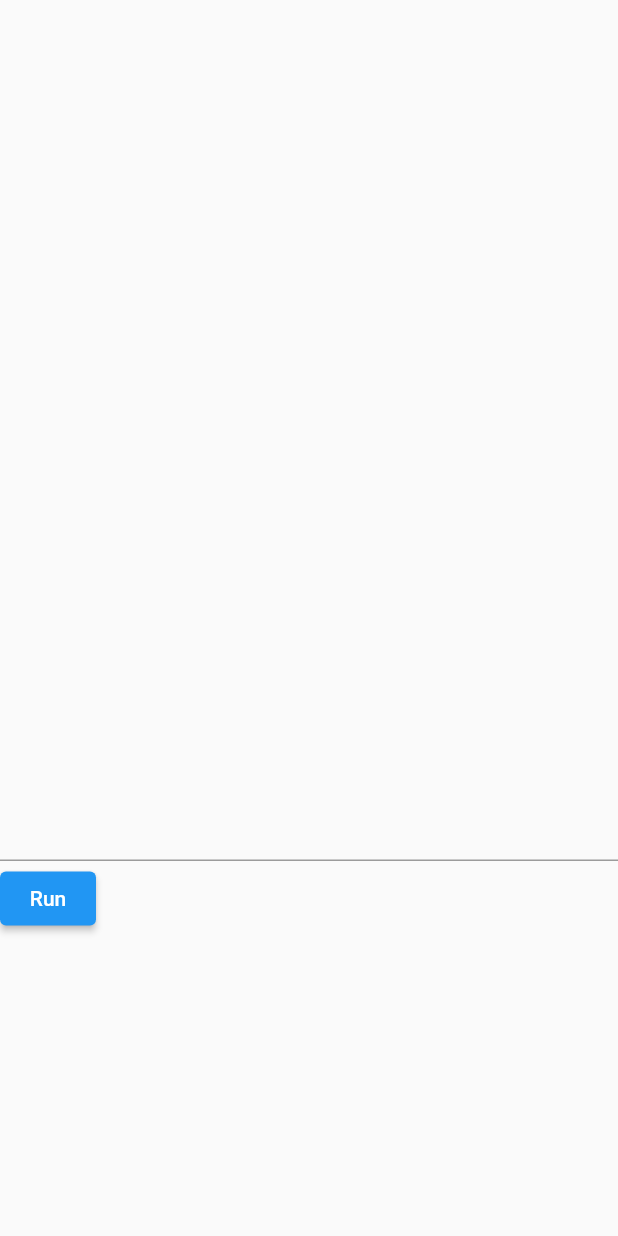
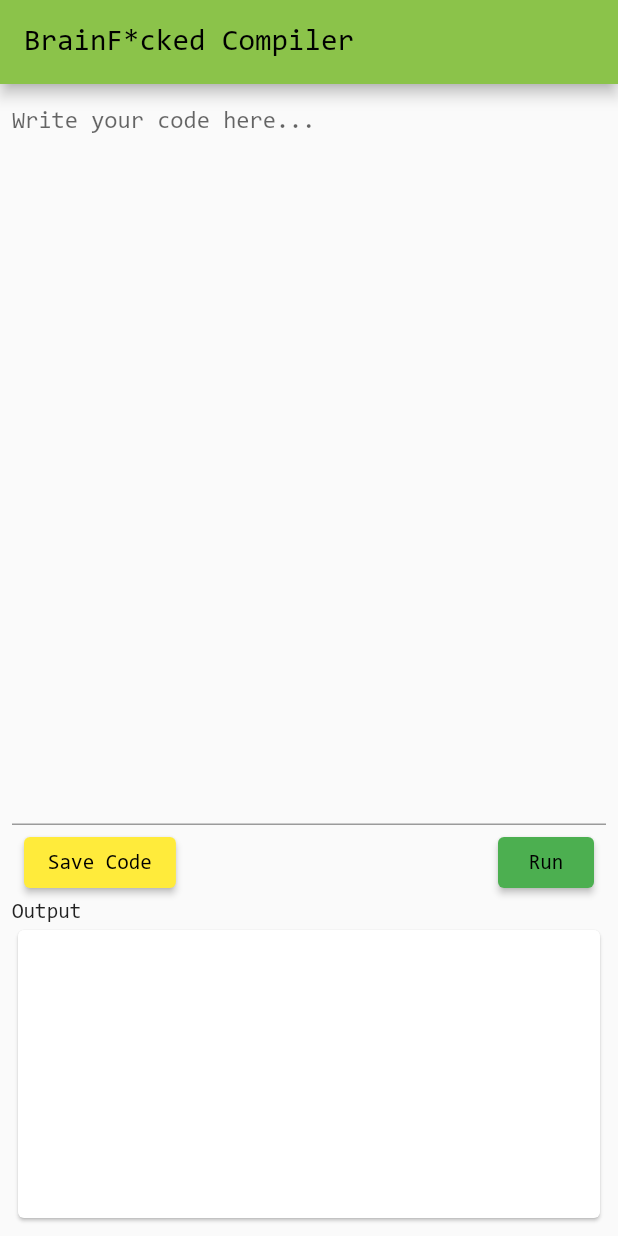
Before and after one commit to roskee/brain_f-ck_compiler, a Flutter app: the screen it shows after launch, after a tap on "Run", on a phone screen of 412 x 824 dp. Run offline on Flutter 3.47's test engine with Material 2 defaults, Android fonts, the light colour scheme and no system bars.

Commit message:
changed font to consolas

```diff
--- a/lib/main.dart
+++ b/lib/main.dart
@@ -15,13 +15,20 @@ class BrainFucked extends StatefulWidget {
 class _BrainFuckedState extends State<BrainFucked> {
   Compiler compiler = Compiler();
   TextEditingController controller = TextEditingController();
-  String output = '';
+  Widget output = const SelectableText('');
   @override
   Widget build(BuildContext context) {
     return MaterialApp(
       title: 'BrainF*cked',
+      theme:
+          ThemeData(primarySwatch: Colors.lightGreen, fontFamily: "Consolas"),
       home: Scaffold(
-        body: Center(
+        appBar: AppBar(
+          title: const Text('BrainF*cked Compiler'),
+        ),
+        body: Padding(
+          padding: const EdgeInsets.all(8.0),
+          child: Center(
             child: Column(
               children: [
                 Expanded(
@@ -33,35 +40,53 @@ class _BrainFuckedState extends State<BrainFucked> {
                     onEditingComplete: () {},
                     enableInteractiveSelection: true,
                     decoration: const InputDecoration(
-                    isDense: true,
-                  ),
+                        isDense: true, hintText: 'Write your code here...'),
                   ),
                 ),
                 SizedBox(
                   height: 50,
-                child: Row(
+                  child: ButtonBar(
+                    alignment: MainAxisAlignment.spaceBetween,
                     children: [
                       ElevatedButton(
+                          style:
+                              ElevatedButton.styleFrom(primary: Colors.yellow),
+                          onPressed: () {},
+                          child: const Text('Save Code')),
+                      ElevatedButton(
+                          style:
+                              ElevatedButton.styleFrom(primary: Colors.green),
                           onPressed: () {
                             String? result =
                                 compiler.compile(controller.value.text);
                             setState(() {
-                            output = result ?? 'Error';
+                              output = result != null
+                                  ? SelectableText(result)
+                                  : const Text(
+                                      'Error',
+                                      style: TextStyle(color: Colors.red),
+                                    );
                             });
                           },
                           child: const Text('Run')),
                     ],
                   ),
                 ),
+                const Align(
+                  alignment: Alignment.centerLeft,
+                  child: Text('Output'),
+                ),
                 SizedBox(
                     height: 200,
+                    child: Card(
                       child: ListView(
                         children: [
-                    SelectableText(output),
+                          Padding(padding: EdgeInsets.all(8.0), child: output)
                         ],
                       ),
-              )
+                    ))
               ],
+            ),
           ),
         ),
       ),
```
Also changed, not shown: pubspec.yaml (+6 -6 lines), fonts/CONSOLA.TTF (added), fonts/CONSOLAB.TTF (added), fonts/CONSOLAI.TTF (added), fonts/CONSOLAZ.TTF (added). Lines whose indentation alone changed are shown as unchanged.
